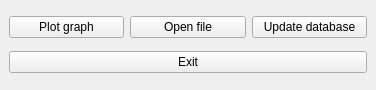
First picture: the form in app/qtui/desing.ui, repository omelched/binance-bot, before the edit.
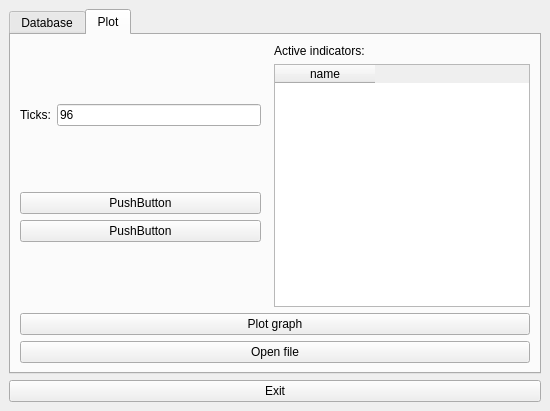
Second picture: the form after the edit.

Commit message: design + args parser

```diff
--- a/app/qtui/desing.ui
+++ b/app/qtui/desing.ui
@@ -6,8 +6,8 @@
    <rect>
     <x>0</x>
     <y>0</y>
-    <width>376</width>
-    <height>90</height>
+    <width>550</width>
+    <height>411</height>
    </rect>
   </property>
   <property name="windowTitle">
@@ -16,7 +16,187 @@
   <widget class="QWidget" name="centralwidget">
    <layout class="QVBoxLayout" name="verticalLayout">
     <item>
-     <layout class="QHBoxLayout" name="actions_horizontalLayout">
+     <widget class="QTabWidget" name="tabWidget">
+      <property name="currentIndex">
+       <number>1</number>
+      </property>
+      <property name="usesScrollButtons">
+       <bool>false</bool>
+      </property>
+      <property name="documentMode">
+       <bool>false</bool>
+      </property>
+      <property name="tabsClosable">
+       <bool>false</bool>
+      </property>
+      <property name="movable">
+       <bool>false</bool>
+      </property>
+      <property name="tabBarAutoHide">
+       <bool>false</bool>
+      </property>
+      <widget class="QWidget" name="database_tab">
+       <attribute name="title">
+        <string>Database</string>
+       </attribute>
+       <layout class="QHBoxLayout" name="horizontalLayout_5">
+        <item>
+         <layout class="QVBoxLayout" name="verticalLayout_3">
+          <item>
+           <layout class="QHBoxLayout" name="horizontalLayout">
+            <item>
+             <widget class="QLabel" name="pair_select_label">
+              <property name="text">
+               <string>Pair:</string>
+              </property>
+             </widget>
+            </item>
+            <item>
+             <widget class="QComboBox" name="pair_comboBox"/>
+            </item>
+           </layout>
+          </item>
+          <item>
+           <layout class="QHBoxLayout" name="horizontalLayout_2">
+            <item>
+             <widget class="QLabel" name="resolution_select_label">
+              <property name="text">
+               <string>Resolution:</string>
+              </property>
+             </widget>
+            </item>
+            <item>
+             <widget class="QComboBox" name="resolution_comboBox"/>
+            </item>
+           </layout>
+          </item>
+         </layout>
+        </item>
+        <item>
+         <widget class="QPushButton" name="update_pushButton">
+          <property name="sizePolicy">
+           <sizepolicy hsizetype="Preferred" vsizetype="Expanding">
+            <horstretch>0</horstretch>
+            <verstretch>0</verstretch>
+           </sizepolicy>
+          </property>
+          <property name="text">
+           <string>Update database</string>
+          </property>
+         </widget>
+        </item>
+       </layout>
+      </widget>
+      <widget class="QWidget" name="plot_tab">
+       <attribute name="title">
+        <string>Plot</string>
+       </attribute>
+       <layout class="QVBoxLayout" name="verticalLayout_5">
+        <item>
+         <layout class="QHBoxLayout" name="horizontalLayout_7">
+          <item>
+           <layout class="QVBoxLayout" name="verticalLayout_7">
+            <property name="rightMargin">
+             <number>7</number>
+            </property>
+            <property name="bottomMargin">
+             <number>3</number>
+            </property>
+            <item>
+             <layout class="QHBoxLayout" name="horizontalLayout_6">
+              <item>
+               <widget class="QLabel" name="ticks_select_label">
+                <property name="text">
+                 <string>Ticks:</string>
+                </property>
+               </widget>
+              </item>
+              <item>
+               <widget class="QLineEdit" name="ticks_lineEdit">
+                <property name="sizePolicy">
+                 <sizepolicy hsizetype="Expanding" vsizetype="Fixed">
+                  <horstretch>0</horstretch>
+                  <verstretch>1</verstretch>
+                 </sizepolicy>
+                </property>
+                <property name="inputMask">
+                 <string>D99</string>
+                </property>
+                <property name="text">
+                 <string>96</string>
+                </property>
+                <property name="dragEnabled">
+                 <bool>false</bool>
+                </property>
+                <property name="readOnly">
+                 <bool>false</bool>
+                </property>
+                <property name="placeholderText">
+                 <string/>
+                </property>
+               </widget>
+              </item>
+             </layout>
+            </item>
+            <item>
+             <layout class="QVBoxLayout" name="verticalLayout_8">
+              <item>
+               <widget class="QPushButton" name="add_ind_pushButton">
+                <property name="text">
+                 <string>PushButton</string>
+                </property>
+               </widget>
+              </item>
+              <item>
+               <widget class="QPushButton" name="remove_ind_pushButton">
+                <property name="text">
+                 <string>PushButton</string>
+                </property>
+               </widget>
+              </item>
+             </layout>
+            </item>
+           </layout>
+          </item>
+          <item>
+           <layout class="QVBoxLayout" name="verticalLayout_6">
+            <item>
+             <widget class="QLabel" name="indicators_select_label">
+              <property name="text">
+               <string>Active indicators:</string>
+              </property>
+             </widget>
+            </item>
+            <item>
+             <widget class="QTableWidget" name="indicators_tableWidget">
+              <property name="autoFillBackground">
+               <bool>false</bool>
+              </property>
+              <property name="rowCount">
+               <number>0</number>
+              </property>
+              <property name="columnCount">
+               <number>1</number>
+              </property>
+              <attribute name="horizontalHeaderCascadingSectionResizes">
+               <bool>false</bool>
+              </attribute>
+              <attribute name="horizontalHeaderShowSortIndicator" stdset="0">
+               <bool>false</bool>
+              </attribute>
+              <column>
+               <property name="text">
+                <string>name</string>
+               </property>
+              </column>
+             </widget>
+            </item>
+           </layout>
+          </item>
+         </layout>
+        </item>
+        <item>
+         <layout class="QVBoxLayout" name="verticalLayout_4">
       <item>
        <widget class="QPushButton" name="plot_pushButton">
         <property name="text">
@@ -43,14 +223,11 @@
         </property>
        </widget>
       </item>
-      <item>
-       <widget class="QPushButton" name="update_pushButton">
-        <property name="text">
-         <string>Update database</string>
-        </property>
-       </widget>
-      </item>
-     </layout>
+         </layout>
+        </item>
+       </layout>
+      </widget>
+     </widget>
     </item>
     <item>
      <widget class="QPushButton" name="exit_pushButton">
```
Left out of the diff: 6 changed lines with no effect on the pictures. Lines whose indentation alone changed are shown as unchanged. The commit also changes 5 other files.
